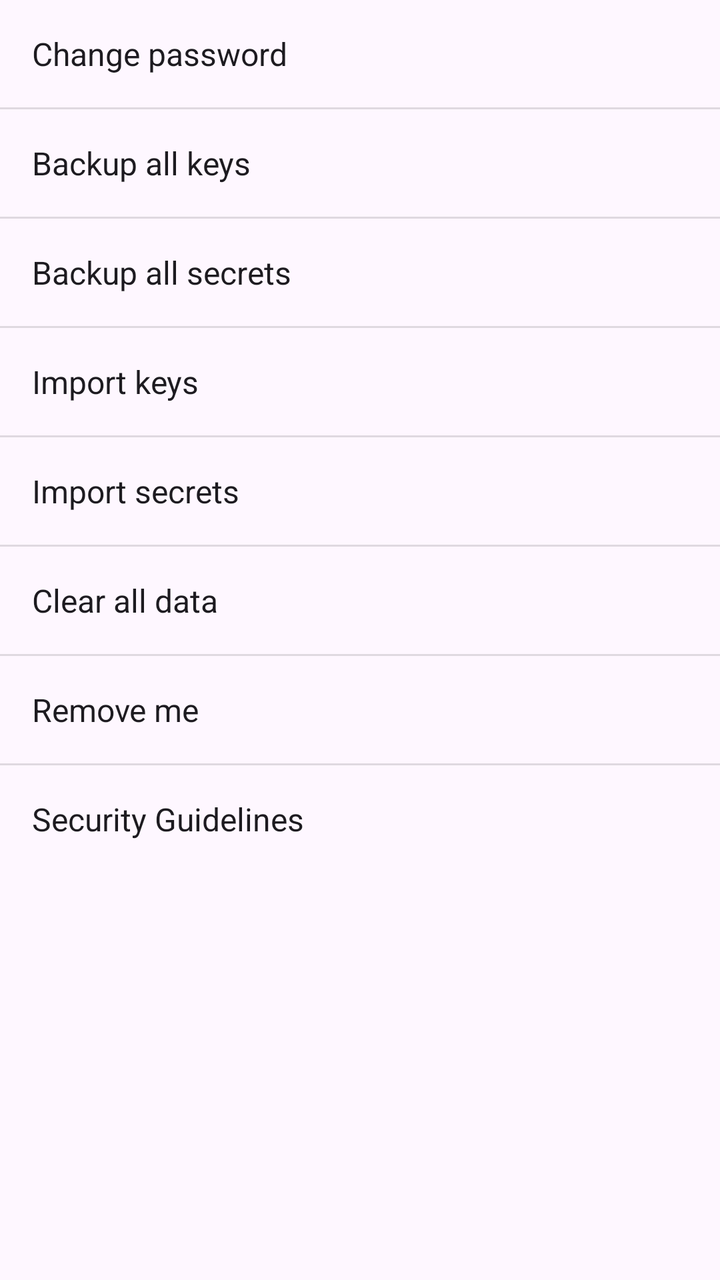
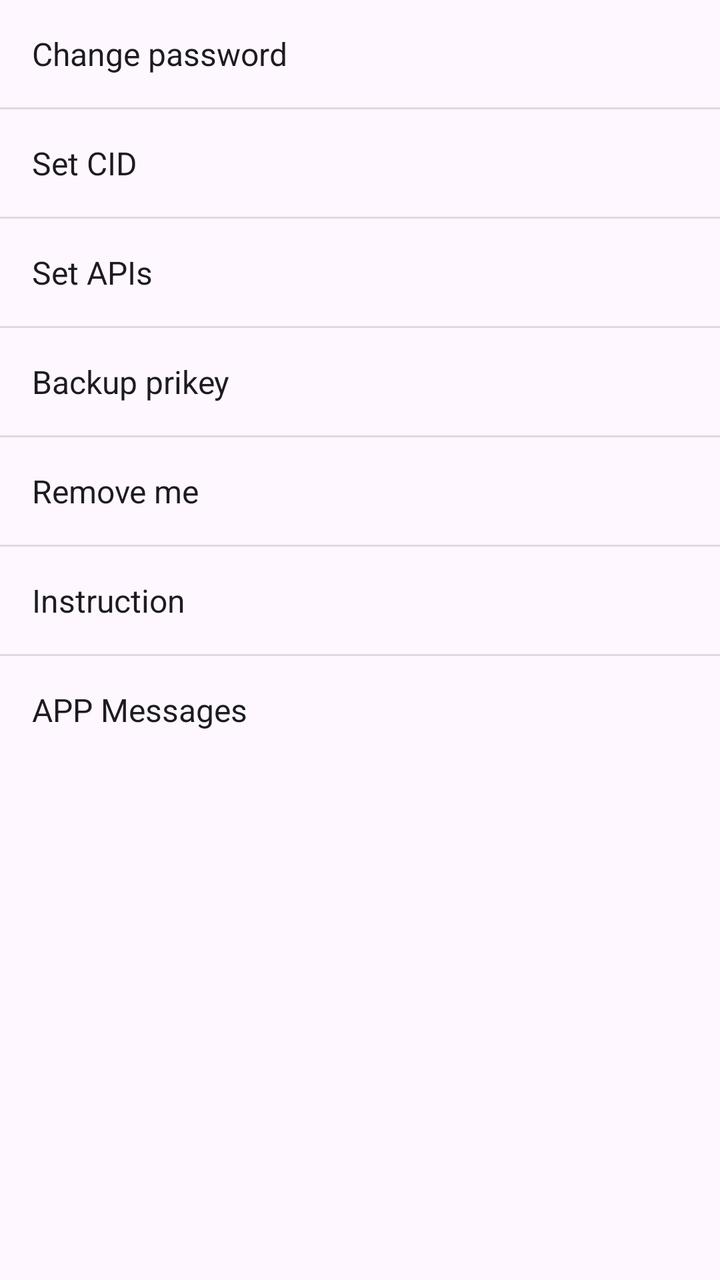

Screens rendered from an Android XML layout before and after an edit, with the pre-edit source and the edit as a unified diff.
<!-- AndroidManifest.xml: application theme Theme.Freer -->
<!-- res/layout/popup_menu_settings.xml -->
<?xml version="1.0" encoding="utf-8"?>
<LinearLayout xmlns:android="http://schemas.android.com/apk/res/android"
    android:layout_width="wrap_content"
    android:layout_height="wrap_content"
    android:background="?android:attr/colorBackground"
    android:orientation="vertical">

    <TextView
        android:id="@+id/change_password"
        android:layout_width="match_parent"
        android:layout_height="wrap_content"
        android:padding="16dp"
        android:text="@string/change_password"
        android:textColor="?android:attr/textColorPrimary"
        android:textSize="16sp" />

    <View
        android:layout_width="match_parent"
        android:layout_height="1dp"
        android:background="?android:attr/listDivider" />

    <TextView
        android:id="@+id/backup_all_keys"
        android:layout_width="match_parent"
        android:layout_height="wrap_content"
        android:padding="16dp"
        android:text="@string/backup_all_keys"
        android:textColor="?android:attr/textColorPrimary"
        android:textSize="16sp" />

    <View
        android:layout_width="match_parent"
        android:layout_height="1dp"
        android:background="?android:attr/listDivider" />

    <TextView
        android:id="@+id/backup_all_secrets"
        android:layout_width="match_parent"
        android:layout_height="wrap_content"
        android:padding="16dp"
        android:text="@string/backup_all_secrets"
        android:textColor="?android:attr/textColorPrimary"
        android:textSize="16sp" />

    <View
        android:layout_width="match_parent"
        android:layout_height="1dp"
        android:background="?android:attr/listDivider" />

    <TextView
        android:id="@+id/import_keys"
        android:layout_width="match_parent"
        android:layout_height="wrap_content"
        android:padding="16dp"
        android:text="@string/import_keys"
        android:textColor="?android:attr/textColorPrimary"
        android:textSize="16sp" />

    <View
        android:layout_width="match_parent"
        android:layout_height="1dp"
        android:background="?android:attr/listDivider" />

    <TextView
        android:id="@+id/import_secrets"
        android:layout_width="match_parent"
        android:layout_height="wrap_content"
        android:padding="16dp"
        android:text="@string/import_secrets"
        android:textColor="?android:attr/textColorPrimary"
        android:textSize="16sp" />

    <View
        android:layout_width="match_parent"
        android:layout_height="1dp"
        android:background="?android:attr/listDivider" />

    <TextView
        android:id="@+id/clear_all_data"
        android:layout_width="match_parent"
        android:layout_height="wrap_content"
        android:padding="16dp"
        android:text="@string/clear_all_data"
        android:textColor="?android:attr/textColorPrimary"
        android:textSize="16sp" />

    <View
        android:layout_width="match_parent"
        android:layout_height="1dp"
        android:background="?android:attr/listDivider" />

    <TextView
        android:id="@+id/remove_me"
        android:layout_width="match_parent"
        android:layout_height="wrap_content"
        android:padding="16dp"
        android:text="@string/remove_me"
        android:textColor="?android:attr/textColorPrimary"
        android:textSize="16sp" />

    <View
        android:layout_width="match_parent"
        android:layout_height="1dp"
        android:background="?android:attr/listDivider" />

    <TextView
        android:id="@+id/security_guidelines"
        android:layout_width="match_parent"
        android:layout_height="wrap_content"
        android:padding="16dp"
        android:text="@string/security_guidelines"
        android:textColor="?android:attr/textColorPrimary"
        android:textSize="16sp" />

</LinearLayout>
<!-- resources referenced by this layout -->
<resources>
  <string name="backup_all_keys">Backup all keys</string>
  <string name="backup_all_secrets">Backup all secrets</string>
  <string name="change_password">Change password</string>
  <string name="clear_all_data">Clear all data</string>
  <string name="import_keys">Import keys</string>
  <string name="import_secrets">Import secrets</string>
  <string name="remove_me">Remove me</string>
  <string name="security_guidelines">Security Guidelines</string>
  <style name="Theme.Freer" parent="Base.Theme.Freer" />
  <style name="Base.Theme.Freer" parent="Theme.Material3.DayNight.NoActionBar">
          <item name="colorPrimary">#2196F3</item>
          <item name="colorAccent">#2196F3</item>
          <item name="android:windowBackground">#FFFFFF</item>
          
          <item name="android:windowLayoutInDisplayCutoutMode">shortEdges</item>
          <item name="android:enforceNavigationBarContrast">false</item>
          <item name="android:enforceStatusBarContrast">false</item>
          <item name="android:statusBarColor">@android:color/transparent</item>
          <item name="android:navigationBarColor">@android:color/transparent</item>
          <item name="android:windowLightStatusBar">true</item>
          <item name="android:windowLightNavigationBar">true</item>
      </style>
</resources>

<!-- the commit's change to res/layout/popup_menu_settings.xml (unified diff, before → after) -->
@@ -19,12 +19,13 @@
         android:layout_height="1dp"
         android:background="?android:attr/listDivider" />
 
+
     <TextView
-        android:id="@+id/backup_all_keys"
+        android:id="@+id/set_cid"
         android:layout_width="match_parent"
         android:layout_height="wrap_content"
         android:padding="16dp"
-        android:text="@string/backup_all_keys"
+        android:text="@string/set_cid"
         android:textColor="?android:attr/textColorPrimary"
         android:textSize="16sp" />
 
@@ -34,11 +35,11 @@
         android:background="?android:attr/listDivider" />
 
     <TextView
-        android:id="@+id/backup_all_secrets"
+        android:id="@+id/set_apis"
         android:layout_width="match_parent"
         android:layout_height="wrap_content"
         android:padding="16dp"
-        android:text="@string/backup_all_secrets"
+        android:text="@string/set_apis"
         android:textColor="?android:attr/textColorPrimary"
         android:textSize="16sp" />
 
@@ -48,39 +49,11 @@
         android:background="?android:attr/listDivider" />
 
     <TextView
-        android:id="@+id/import_keys"
+        android:id="@+id/backup_prikey"
         android:layout_width="match_parent"
         android:layout_height="wrap_content"
         android:padding="16dp"
-        android:text="@string/import_keys"
-        android:textColor="?android:attr/textColorPrimary"
-        android:textSize="16sp" />
-
-    <View
-        android:layout_width="match_parent"
-        android:layout_height="1dp"
-        android:background="?android:attr/listDivider" />
-
-    <TextView
-        android:id="@+id/import_secrets"
-        android:layout_width="match_parent"
-        android:layout_height="wrap_content"
-        android:padding="16dp"
-        android:text="@string/import_secrets"
-        android:textColor="?android:attr/textColorPrimary"
-        android:textSize="16sp" />
-
-    <View
-        android:layout_width="match_parent"
-        android:layout_height="1dp"
-        android:background="?android:attr/listDivider" />
-
-    <TextView
-        android:id="@+id/clear_all_data"
-        android:layout_width="match_parent"
-        android:layout_height="wrap_content"
-        android:padding="16dp"
-        android:text="@string/clear_all_data"
+        android:text="@string/backup_prikey"
         android:textColor="?android:attr/textColorPrimary"
         android:textSize="16sp" />
 
@@ -108,7 +81,21 @@
         android:layout_width="match_parent"
         android:layout_height="wrap_content"
         android:padding="16dp"
-        android:text="@string/security_guidelines"
+        android:text="@string/instruction"
+        android:textColor="?android:attr/textColorPrimary"
+        android:textSize="16sp" />
+
+    <View
+        android:layout_width="match_parent"
+        android:layout_height="1dp"
+        android:background="?android:attr/listDivider" />
+
+    <TextView
+        android:id="@+id/toast_messages"
+        android:layout_width="match_parent"
+        android:layout_height="wrap_content"
+        android:padding="16dp"
+        android:text="@string/app_messages"
         android:textColor="?android:attr/textColorPrimary"
         android:textSize="16sp" />
 
<!-- resource entries referenced after the edit -->
@@ -1,13 +1,12 @@
 <!-- resources referenced by this layout -->
 <resources>
-  <string name="backup_all_keys">Backup all keys</string>
-  <string name="backup_all_secrets">Backup all secrets</string>
+  <string name="app_messages">APP Messages</string>
+  <string name="backup_prikey">Backup prikey</string>
   <string name="change_password">Change password</string>
-  <string name="clear_all_data">Clear all data</string>
-  <string name="import_keys">Import keys</string>
-  <string name="import_secrets">Import secrets</string>
+  <string name="instruction">Instruction</string>
   <string name="remove_me">Remove me</string>
-  <string name="security_guidelines">Security Guidelines</string>
+  <string name="set_apis">Set APIs</string>
+  <string name="set_cid">Set CID</string>
   <style name="Theme.Freer" parent="Base.Theme.Freer" />
   <style name="Base.Theme.Freer" parent="Theme.Material3.DayNight.NoActionBar">
           <item name="colorPrimary">#2196F3</item>
